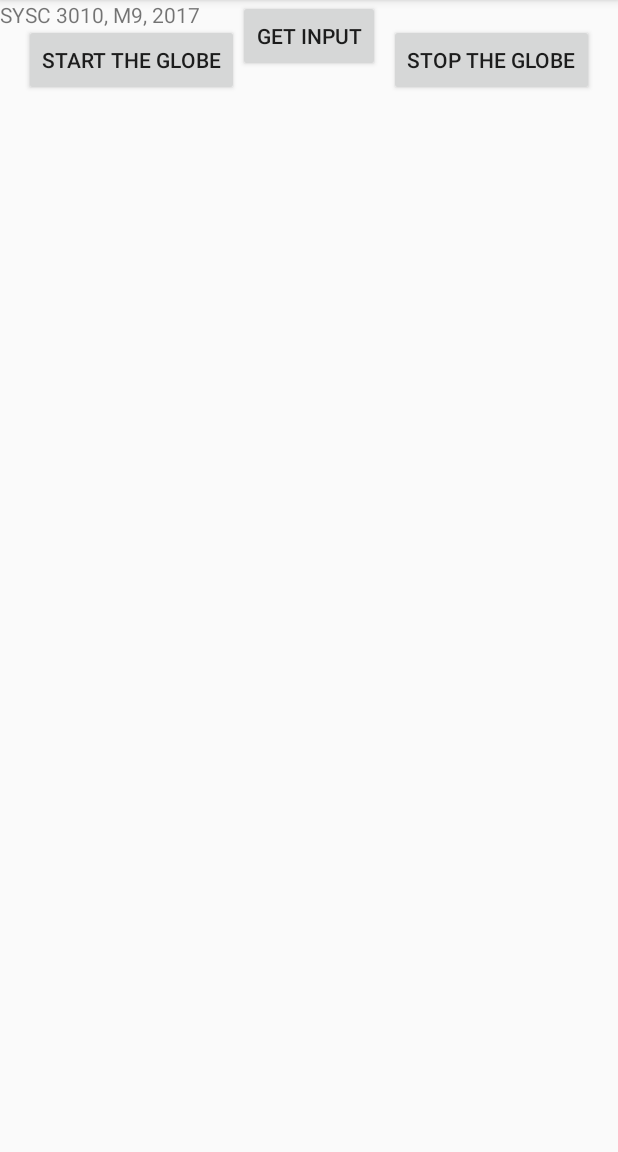
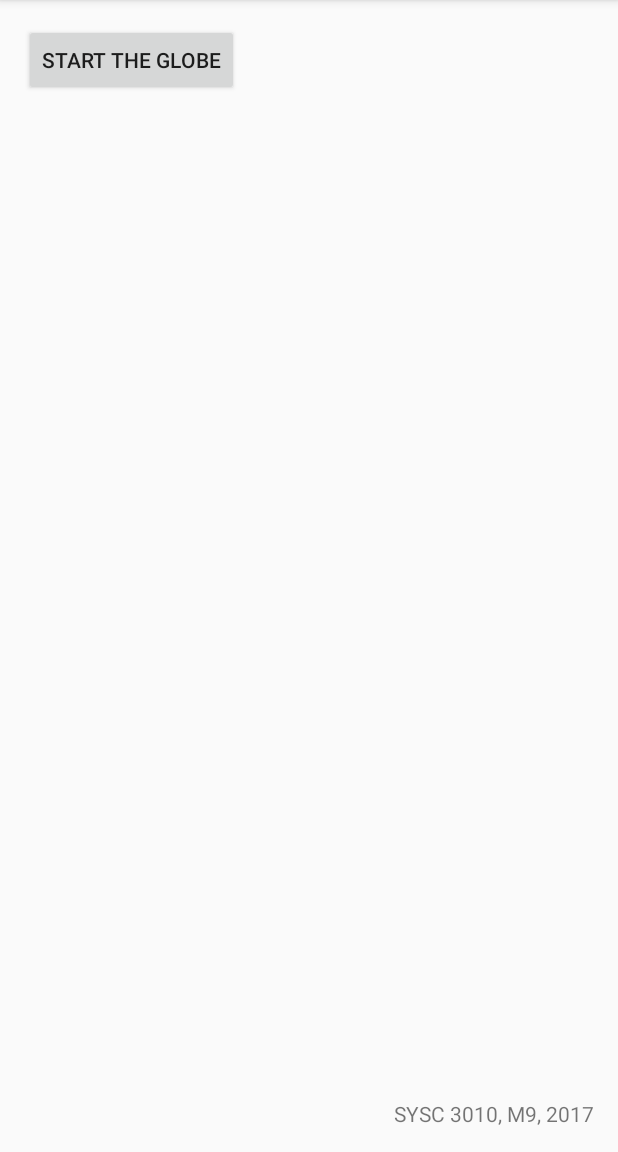
Before and after one commit to JonathanC13/LED_Globe, an Android app: the screen it shows after launch (MainActivity), on a phone screen of 412 x 824 dp, the part 84-1236 px from its top. Run offline under Robolectric (Android 15) with nearby library versions, the phone set to English and light mode, and no system bars.

Commit message:
GUI: Added visibility rules for buttons and constraints of layout

```diff
--- a/UIapplication/app/src/main/java/m9/sysc3010/uiapplication/MainActivity.java
+++ b/UIapplication/app/src/main/java/m9/sysc3010/uiapplication/MainActivity.java
@@ -3,6 +3,7 @@ package m9.sysc3010.uiapplication;
 import android.support.v7.app.AppCompatActivity;
 import android.os.Bundle;
 import android.view.View;
+import android.widget.Button;
 
 public class MainActivity extends AppCompatActivity {
 
@@ -14,7 +15,12 @@ public class MainActivity extends AppCompatActivity {
 
     /*Method to send the request to start the Globe*/
     public void sendStartRequest(View view) {
-        // Do something in response to Start button
+        // Do something in response to Start button RPM 45, 0602 - 0601
+        //Make other buttons visible after click of start
+        Button stopButton=(Button) findViewById(R.id.button_stop);
+        Button inputButton=(Button) findViewById(R.id.button_input);
+        inputButton.setVisibility(View.VISIBLE);
+        stopButton.setVisibility(View.VISIBLE);
     }
 
     /*Method to send the request to stop the Globe*/
--- a/UIapplication/app/src/main/res/layout/activity_main.xml
+++ b/UIapplication/app/src/main/res/layout/activity_main.xml
@@ -7,45 +7,50 @@
     tools:context="m9.sysc3010.uiapplication.MainActivity">
 
     <Button
-        android:id="@+id/button"
+        android:id="@+id/button_start"
         android:layout_width="0dp"
         android:layout_height="wrap_content"
+        android:layout_marginLeft="16dp"
         android:layout_marginTop="16dp"
         android:onClick="sendStartRequest"
         android:text="@string/start_button"
-        app:layout_constraintTop_toTopOf="parent"
-        android:layout_marginLeft="16dp"
-        app:layout_constraintLeft_toLeftOf="parent" />
+        app:layout_constraintLeft_toLeftOf="parent"
+        app:layout_constraintTop_toTopOf="parent" />
 
     <TextView
         android:id="@+id/textView"
         android:layout_width="wrap_content"
         android:layout_height="wrap_content"
         android:text="@string/author_footnote"
-        tools:layout_editor_absoluteX="233dp"
-        tools:layout_editor_absoluteY="478dp" />
+        app:layout_constraintBottom_toBottomOf="parent"
+        android:layout_marginBottom="16dp"
+        android:layout_marginRight="16dp"
+        app:layout_constraintRight_toRightOf="parent" />
 
     <Button
-        android:id="@+id/button2"
+        android:id="@+id/button_stop"
         android:layout_width="wrap_content"
         android:layout_height="wrap_content"
         android:layout_marginRight="16dp"
         android:layout_marginTop="16dp"
         android:onClick="sendStopRequest"
         android:text="@string/end_button"
+        android:visibility="invisible"
         app:layout_constraintRight_toRightOf="parent"
         app:layout_constraintTop_toTopOf="parent" />
 
     <Button
-        android:id="@+id/button3"
+        android:id="@+id/button_input"
         android:layout_width="wrap_content"
-        android:layout_height="wrap_content"
+        android:layout_height="0dp"
         android:layout_marginLeft="16dp"
         android:layout_marginRight="16dp"
         android:onClick="sendInput"
         android:text="@string/get_button"
+        android:visibility="invisible"
         app:layout_constraintLeft_toLeftOf="parent"
         app:layout_constraintRight_toRightOf="parent"
-        tools:layout_editor_absoluteY="110dp" />
+        app:layout_constraintTop_toTopOf="parent"
+        android:layout_marginTop="146dp" />
 
 </android.support.constraint.ConstraintLayout>
```
